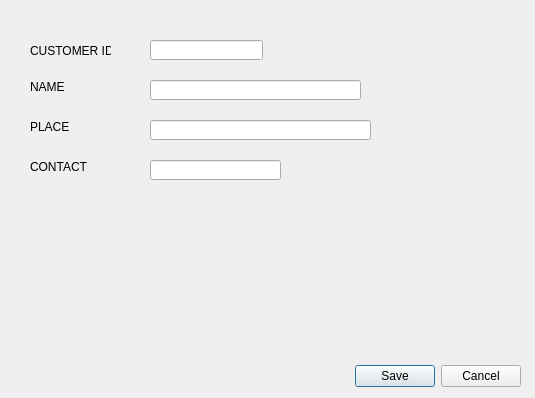
First picture: the form in addnew_customer.ui, repository iamvishal345/inventory_mgmt, before the edit.
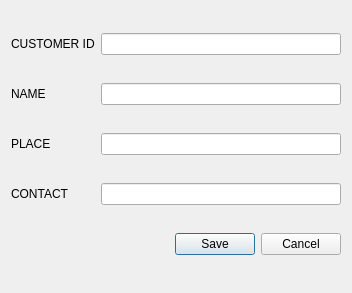
Second picture: the form after the edit.

Patch:
```diff
--- a/addnew_customer.ui
+++ b/addnew_customer.ui
@@ -6,121 +6,65 @@
    <rect>
     <x>0</x>
     <y>0</y>
-    <width>535</width>
-    <height>398</height>
+    <width>352</width>
+    <height>293</height>
    </rect>
   </property>
   <property name="windowTitle">
    <string>Dialog</string>
   </property>
-  <widget class="QDialogButtonBox" name="buttonBox">
-   <property name="geometry">
-    <rect>
-     <x>350</x>
-     <y>360</y>
-     <width>171</width>
-     <height>32</height>
-    </rect>
-   </property>
-   <property name="orientation">
-    <enum>Qt::Horizontal</enum>
-   </property>
-   <property name="standardButtons">
-    <set>QDialogButtonBox::Cancel|QDialogButtonBox::Save</set>
-   </property>
-  </widget>
+  <layout class="QGridLayout" name="gridLayout">
+   <item row="0" column="0">
+    <widget class="QLabel" name="label_4">
+     <property name="text">
+      <string>CUSTOMER ID</string>
+     </property>
+    </widget>
+   </item>
+   <item row="1" column="0">
   <widget class="QLabel" name="label">
-   <property name="geometry">
-    <rect>
-     <x>30</x>
-     <y>80</y>
-     <width>36</width>
-     <height>14</height>
-    </rect>
-   </property>
    <property name="text">
     <string>NAME</string>
    </property>
   </widget>
+   </item>
+   <item row="1" column="1" colspan="2">
+    <widget class="QLineEdit" name="n_name"/>
+   </item>
+   <item row="2" column="0">
   <widget class="QLabel" name="label_2">
-   <property name="geometry">
-    <rect>
-     <x>30</x>
-     <y>120</y>
-     <width>39</width>
-     <height>14</height>
-    </rect>
-   </property>
    <property name="text">
     <string>PLACE</string>
    </property>
   </widget>
+   </item>
+   <item row="2" column="1" colspan="2">
+    <widget class="QLineEdit" name="n_place"/>
+   </item>
+   <item row="3" column="0">
   <widget class="QLabel" name="label_3">
-   <property name="geometry">
-    <rect>
-     <x>30</x>
-     <y>160</y>
-     <width>60</width>
-     <height>14</height>
-    </rect>
-   </property>
    <property name="text">
     <string>CONTACT</string>
    </property>
   </widget>
-  <widget class="QLabel" name="label_4">
-   <property name="geometry">
-    <rect>
-     <x>30</x>
-     <y>40</y>
-     <width>81</width>
-     <height>21</height>
-    </rect>
-   </property>
-   <property name="text">
-    <string>CUSTOMER ID</string>
-   </property>
-  </widget>
-  <widget class="QLineEdit" name="n_cid">
-   <property name="geometry">
-    <rect>
-     <x>150</x>
-     <y>40</y>
-     <width>113</width>
-     <height>20</height>
-    </rect>
-   </property>
-  </widget>
-  <widget class="QLineEdit" name="n_name">
-   <property name="geometry">
-    <rect>
-     <x>150</x>
-     <y>80</y>
-     <width>211</width>
-     <height>20</height>
-    </rect>
-   </property>
-  </widget>
-  <widget class="QLineEdit" name="n_place">
-   <property name="geometry">
-    <rect>
-     <x>150</x>
-     <y>120</y>
-     <width>221</width>
-     <height>20</height>
-    </rect>
-   </property>
-  </widget>
-  <widget class="QLineEdit" name="n_contact">
-   <property name="geometry">
-    <rect>
-     <x>150</x>
-     <y>160</y>
-     <width>131</width>
-     <height>20</height>
-    </rect>
-   </property>
-  </widget>
+   </item>
+   <item row="4" column="2">
+    <widget class="QDialogButtonBox" name="buttonBox">
+     <property name="orientation">
+      <enum>Qt::Horizontal</enum>
+     </property>
+     <property name="standardButtons">
+      <set>QDialogButtonBox::Cancel|QDialogButtonBox::Save</set>
+     </property>
+    </widget>
+   </item>
+   <item row="0" column="1" colspan="2">
+    <widget class="QLineEdit" name="n_cid"/>
+   </item>
+   <item row="3" column="1" colspan="2">
+    <widget class="QLineEdit" name="n_contact"/>
+   </item>
+  </layout>
  </widget>
  <resources/>
  <connections>
```
Lines whose indentation alone changed are shown as unchanged.
